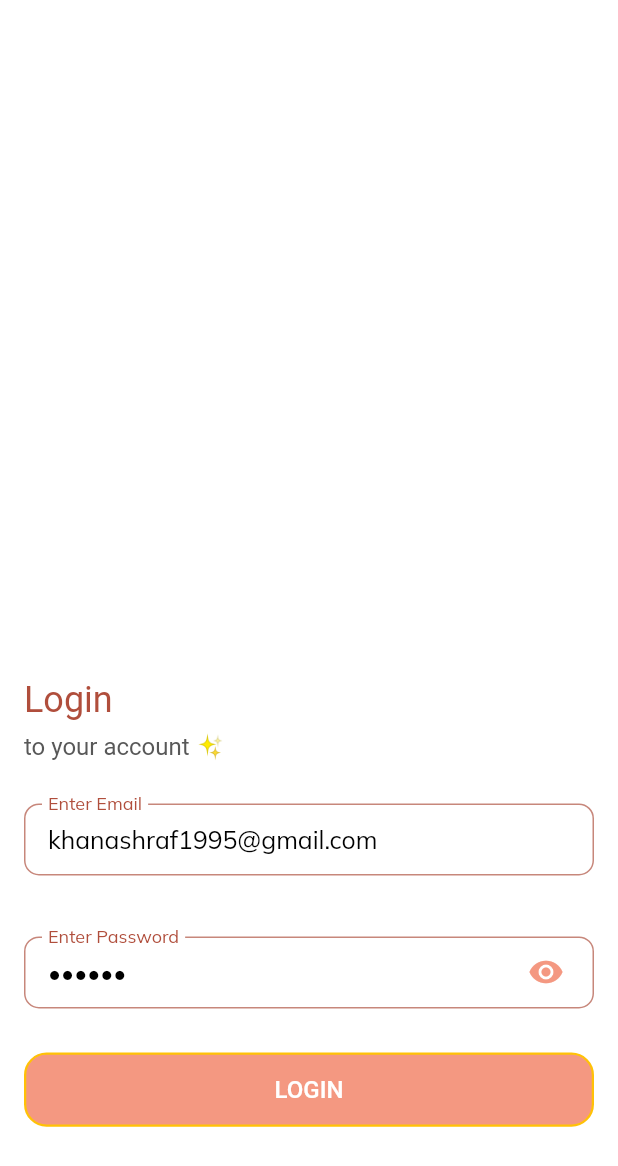
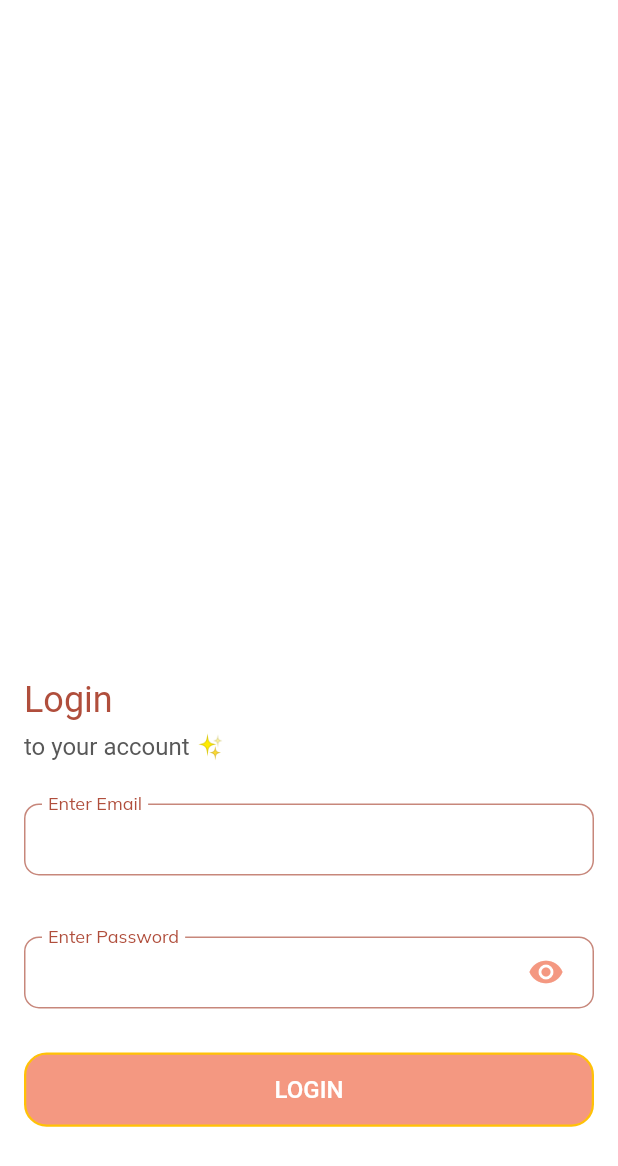
Before and after one commit to MohdAshraf960/prithvi, a Flutter app: the screen it shows after launch, on a phone screen of 412 x 824 dp. Shown: the top 1166 px of the screen. Run offline on Flutter 3.47's test engine with Material 2 defaults, Android fonts, the light colour scheme and no system bars; our stand-ins replace cloud_firestore, firebase_auth, firebase_core, flutter_riverpod, google_fonts, logger and 2 more; accounts and stored records are empty.

Commit message:
remove default values

```diff
--- a/lib/features/auth/pages/login_view.dart
+++ b/lib/features/auth/pages/login_view.dart
@@ -21,11 +21,9 @@ class Login extends ConsumerWidget {
   Login({super.key});
   final GlobalKey<FormState> formKey = GlobalKey<FormState>();
 
-  final TextEditingController _emailController =
-      TextEditingController(text: 'khanashraf1995@gmail.com');
+  final TextEditingController _emailController = TextEditingController();
 
-  final TextEditingController _passwordController =
-      TextEditingController(text: '123456');
+  final TextEditingController _passwordController = TextEditingController();
 
   @override
   Widget build(BuildContext context, WidgetRef ref) {
```
